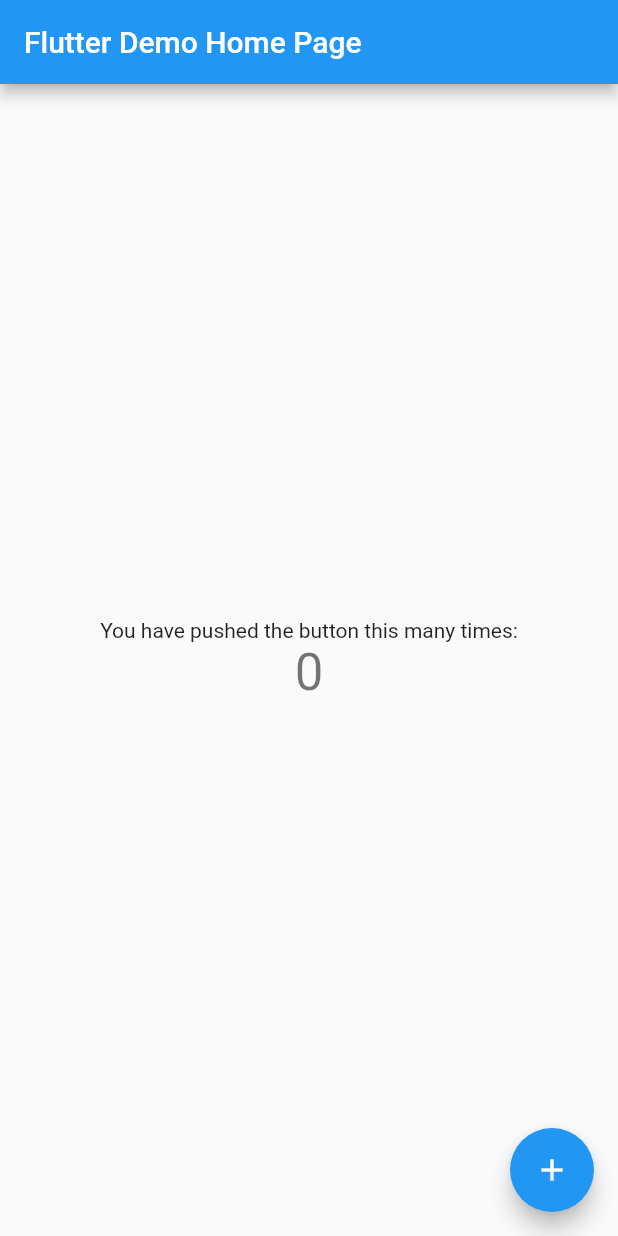
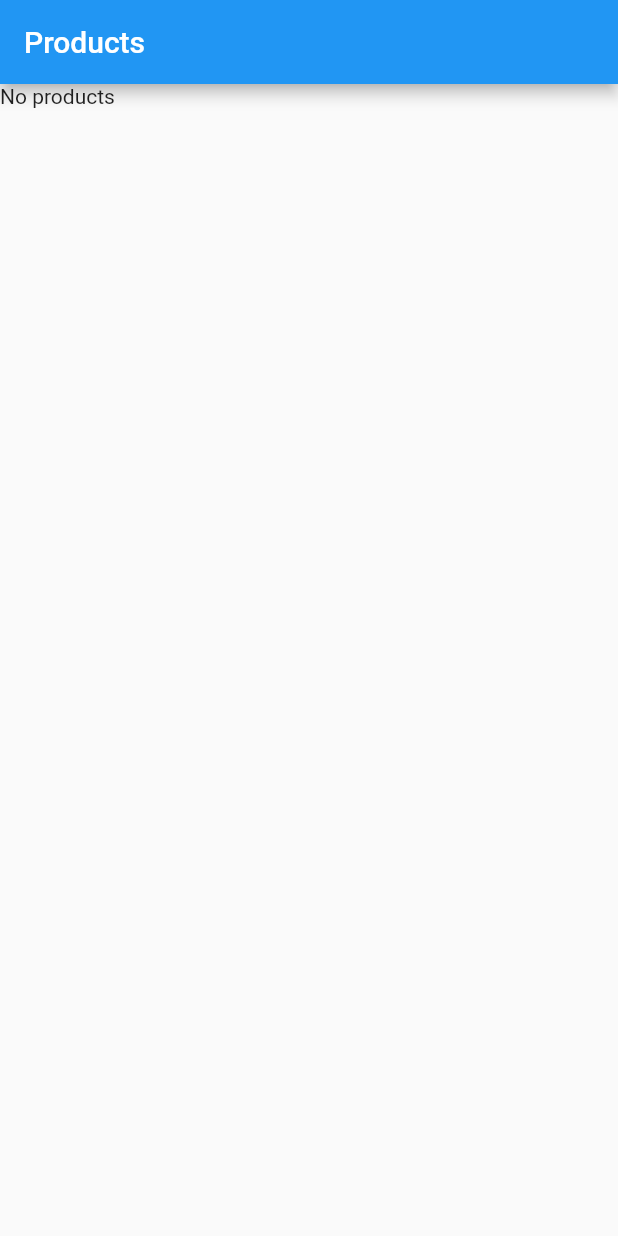
Before and after one commit to mehulpamale/flutter-simple-crud-clean-arch-with-tests, a Flutter app: the screen it shows after launch, on a phone screen of 412 x 824 dp. Run offline on Flutter 3.47's test engine with Material 2 defaults, Android fonts, the light colour scheme and no system bars; our stand-ins replace equatable, get, get_it, hive, hive_flutter; accounts and stored records are empty.

Commit message:
implement list products ui

```diff
--- a/lib/feature/domain/usecases/get_products_uc.dart
+++ b/lib/feature/domain/usecases/get_products_uc.dart
@@ -1,11 +1,12 @@
+import 'package:product_crud_demo/feature/domain/entities/product_enitity.dart';
 import 'package:product_crud_demo/feature/domain/repositories/local_repository.dart';
 
-class GetProductUseCase {
+class GetProductsUseCase {
   final LocalRepository _localRepository;
 
-  GetProductUseCase(this._localRepository);
+  GetProductsUseCase(this._localRepository);
 
-  void call() {
-    _localRepository.getProducts();
+  Future<List<ProductEntity>> call() {
+    return _localRepository.getProducts();
   }
 }
--- /dev/null
+++ b/lib/feature/presentation/screens/home_screen/home_screen.dart
@@ -0,0 +1,23 @@
+import 'package:flutter/material.dart';
+import 'package:get/get.dart';
+import 'package:product_crud_demo/feature/presentation/screens/home_screen/home_screen_controller.dart';
+import 'package:product_crud_demo/feature/presentation/widgets/ProductCard.dart';
+
+class HomeScreen extends StatelessWidget {
+  const HomeScreen({Key? key}) : super(key: key);
+
+  @override
+  Widget build(BuildContext context) {
+    return GetBuilder<HomeScreenController>(
+        init: HomeScreenController(),
+        builder: (controller) => Scaffold(
+            appBar: AppBar(title: const Text("Products")),
+            body: controller.loading
+                ? const CircularProgressIndicator()
+                : controller.products.isEmpty
+                    ? Text("No products")
+                    : ListView.builder(
+                        itemBuilder: (c, i) => ProductCard(
+                            productEntity: controller.products[i]))));
+  }
+}
--- /dev/null
+++ b/lib/feature/presentation/screens/home_screen/home_screen_controller.dart
@@ -0,0 +1,17 @@
+import 'package:get/get.dart';
+import 'package:product_crud_demo/feature/domain/entities/product_enitity.dart';
+import 'package:product_crud_demo/feature/domain/usecases/get_products_uc.dart';
+import 'package:product_crud_demo/injection_container.dart' as di;
+
+class HomeScreenController extends GetxController {
+  List<ProductEntity> products = [];
+  var loading = false;
+  final GetProductsUseCase getProductsUseCase = di.sl();
+
+  @override
+  Future onReady() async {
+    loading = true;
+    products = await getProductsUseCase.call();
+    loading = false;
+  }
+}
--- a/lib/main.dart
+++ b/lib/main.dart
@@ -1,6 +1,13 @@
 import 'package:flutter/material.dart';
+import 'package:hive_flutter/hive_flutter.dart';
+import 'package:product_crud_demo/feature/presentation/screens/home_screen/home_screen.dart';
 
-void main() {
+import 'injection_container.dart' as di;
+
+void main() async {
+  await Hive.initFlutter();
+  await Hive.openBox("products");
+  await di.init();
   runApp(const MyApp());
 }
 
@@ -13,103 +20,9 @@
     return MaterialApp(
       title: 'Flutter Demo',
       theme: ThemeData(
-        // This is the theme of your application.
-        //
-        // Try running your application with "flutter run". You'll see the
-        // application has a blue toolbar. Then, without quitting the app, try
-        // changing the primarySwatch below to Colors.green and then invoke
-        // "hot reload" (press "r" in the console where you ran "flutter run",
-        // or simply save your changes to "hot reload" in a Flutter IDE).
-        // Notice that the counter didn't reset back to zero; the application
-        // is not restarted.
         primarySwatch: Colors.blue,
       ),
-      home: const MyHomePage(title: 'Flutter Demo Home Page'),
+      home: const HomeScreen(),
     );
   }
 }
-
-class MyHomePage extends StatefulWidget {
-  const MyHomePage({super.key, required this.title});
-
-  // This widget is the home page of your application. It is stateful, meaning
-  // that it has a State object (defined below) that contains fields that affect
-  // how it looks.
-
-  // This class is the configuration for the state. It holds the values (in this
-  // case the title) provided by the parent (in this case the App widget) and
-  // used by the build method of the State. Fields in a Widget subclass are
-  // always marked "final".
-
-  final String title;
-
-  @override
-  State<MyHomePage> createState() => _MyHomePageState();
-}
-
-class _MyHomePageState extends State<MyHomePage> {
-  int _counter = 0;
-
-  void _incrementCounter() {
-    setState(() {
-      // This call to setState tells the Flutter framework that something has
-      // changed in this State, which causes it to rerun the build method below
-      // so that the display can reflect the updated values. If we changed
-      // _counter without calling setState(), then the build method would not be
-      // called again, and so nothing would appear to happen.
-      _counter++;
-    });
-  }
-
-  @override
-  Widget build(BuildContext context) {
-    // This method is rerun every time setState is called, for instance as done
-    // by the _incrementCounter method above.
-    //
-    // The Flutter framework has been optimized to make rerunning build methods
-    // fast, so that you can just rebuild anything that needs updating rather
-    // than having to individually change instances of widgets.
-    return Scaffold(
-      appBar: AppBar(
-        // Here we take the value from the MyHomePage object that was created by
-        // the App.build method, and use it to set our appbar title.
-        title: Text(widget.title),
-      ),
-      body: Center(
-        // Center is a layout widget. It takes a single child and positions it
-        // in the middle of the parent.
-        child: Column(
-          // Column is also a layout widget. It takes a list of children and
-          // arranges them vertically. By default, it sizes itself to fit its
-          // children horizontally, and tries to be as tall as its parent.
-          //
-          // Invoke "debug painting" (press "p" in the console, choose the
-          // "Toggle Debug Paint" action from the Flutter Inspector in Android
-          // Studio, or the "Toggle Debug Paint" command in Visual Studio Code)
-          // to see the wireframe for each widget.
-          //
-          // Column has various properties to control how it sizes itself and
-          // how it positions its children. Here we use mainAxisAlignment to
-          // center the children vertically; the main axis here is the vertical
-          // axis because Columns are vertical (the cross axis would be
-          // horizontal).
-          mainAxisAlignment: MainAxisAlignment.center,
-          children: <Widget>[
-            const Text(
-              'You have pushed the button this many times:',
-            ),
-            Text(
-              '$_counter',
-              style: Theme.of(context).textTheme.headline4,
-            ),
-          ],
-        ),
-      ),
-      floatingActionButton: FloatingActionButton(
-        onPressed: _incrementCounter,
-        tooltip: 'Increment',
-        child: const Icon(Icons.add),
-      ), // This trailing comma makes auto-formatting nicer for build methods.
-    );
-  }
-}
```
Also changed, not shown: lib/feature/data/remote/data_sources/local_data_source.dart (added, +7 -0 lines), lib/feature/data/remote/data_sources/local_data_source_impl.dart (added, +24 -0 lines), lib/feature/data/remote/hive/models/product_hive_model.dart (added, +48 -0 lines), lib/feature/data/remote/models/product_model.dart (added, +9 -0 lines), lib/feature/data/repositories/local_repository_impl.dart (added, +20 -0 lines), lib/feature/presentation/widgets/ProductCard.dart (added, +15 -0 lines), lib/injection_container.dart (added, +23 -0 lines), 3 other files.
